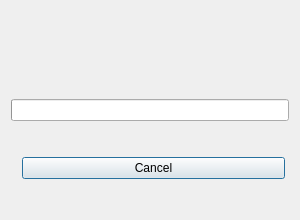
This is source/progressdialog.ui in pionere/d1-graphics-tool as Qt 5 draws it before an edit. The edited form follows.
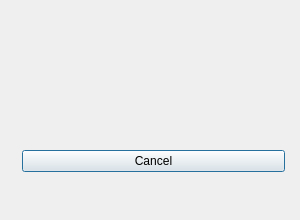
This is the edited form.

Diff of the .ui file:
```diff
--- a/source/progressdialog.ui
+++ b/source/progressdialog.ui
@@ -21,9 +21,6 @@
      </property>
     </widget>
    </item>
-   <item>
-    <widget class="QProgressBar" name="progressBar"/>
-   </item>
    <item>
     <widget class="QWidget" name="progressButtonsWidget" native="true">
      <layout class="QHBoxLayout" name="horizontalLayout_2">
```
